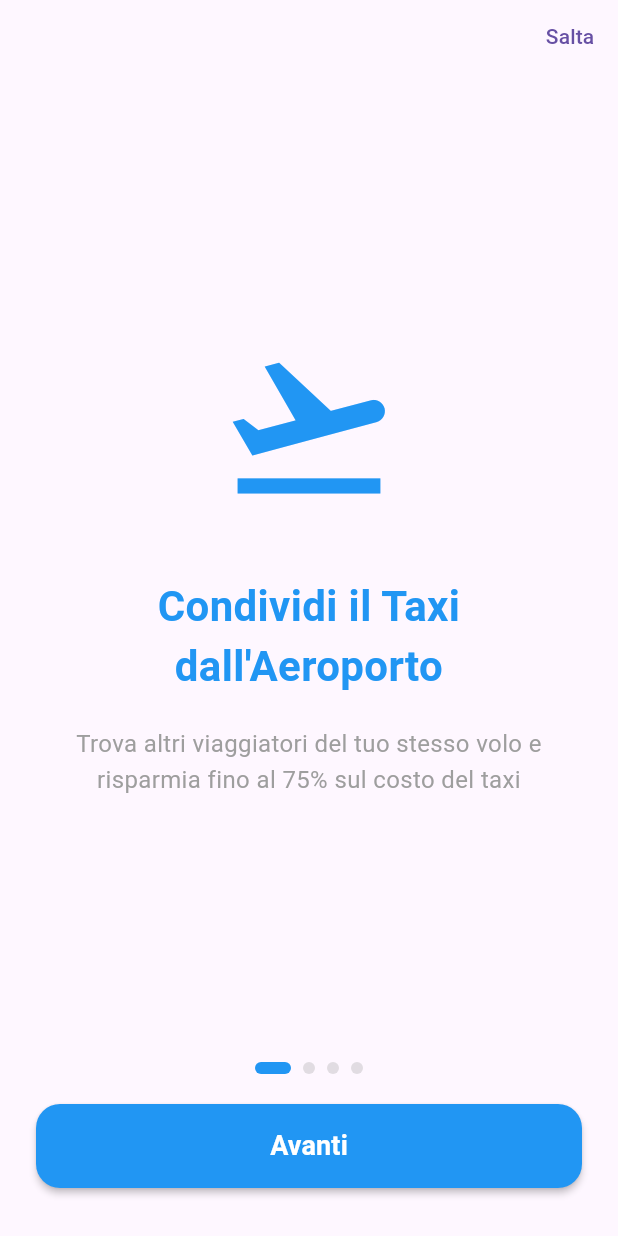
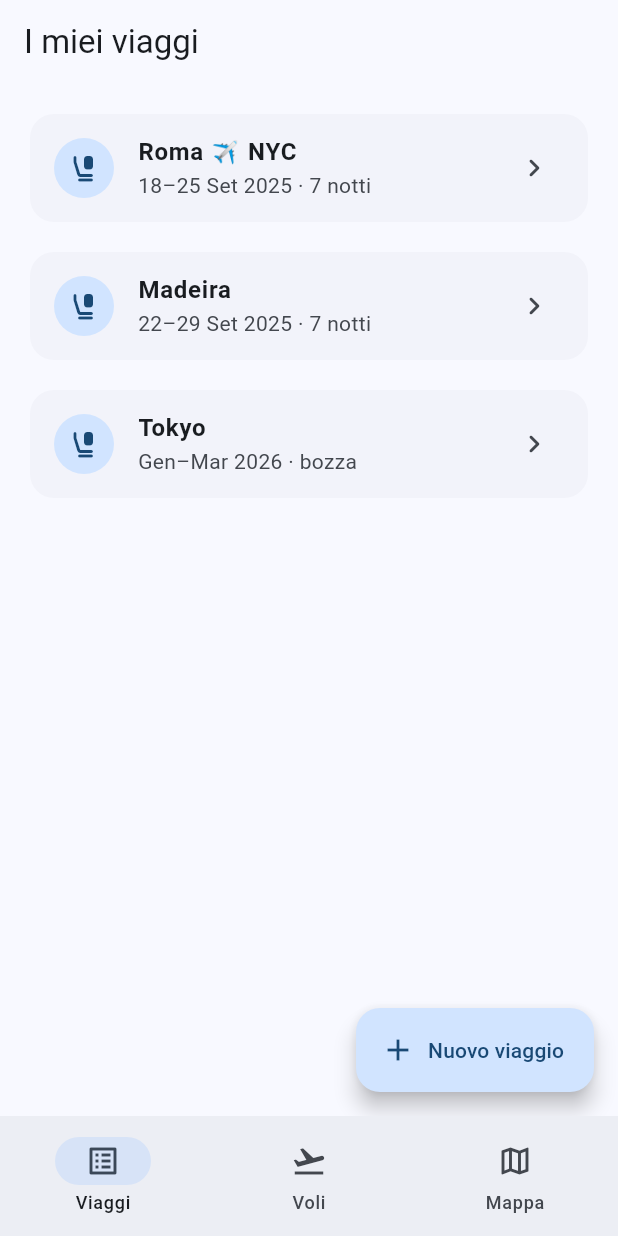
Before and after one commit to pazo01/TravelShareApp, a Flutter app: the screen it shows after launch, on a phone screen of 412 x 824 dp. Run offline on Flutter 3.47's test engine with Material 3 defaults, Android fonts, the phone set to English and light mode, and no system bars; our stand-ins replace flutter_dotenv, flutter_riverpod, geolocator, google_sign_in, supabase_flutter; accounts and stored records are empty.

Commit message:
Feature: integrazione voli, mappe, schermate app, config piattaforme

```diff
--- a/lib/app.dart
+++ b/lib/app.dart
@@ -1,33 +1,39 @@
 import 'package:flutter/material.dart';
 import 'presentation/screens/welcome_screen.dart';
+import 'presentation/screens/home_shell.dart';
+import 'presentation/screens/flight_test_screen.dart';
+import 'presentation/screens/map_screen.dart';
+import 'presentation/screens/auth_screen.dart';
+
+// navigatorKey per eventuali redirect futuri (opzionale)
+class AppNavigator { static final key = GlobalKey<NavigatorState>(); }
 
 class TravelShareApp extends StatelessWidget {
   const TravelShareApp({super.key});
 
   @override
   Widget build(BuildContext context) {
+    const bool demoMode = true; // ⬅️ METTILO A true per bypass login
+
     return MaterialApp(
       title: 'TravelShare',
       debugShowCheckedModeBanner: false,
+      navigatorKey: AppNavigator.key,
       theme: ThemeData(
-        primarySwatch: Colors.blue,
         useMaterial3: true,
-        elevatedButtonTheme: ElevatedButtonThemeData(
-          style: ElevatedButton.styleFrom(
-            elevation: 2,
-            padding: const EdgeInsets.symmetric(horizontal: 24, vertical: 12),
-          ),
-        ),
-        inputDecorationTheme: InputDecorationTheme(
-          filled: true,
-          fillColor: Colors.grey.shade50,
-          contentPadding: const EdgeInsets.symmetric(
-            horizontal: 16,
-            vertical: 16,
-          ),
-        ),
+        colorSchemeSeed: Colors.blue,
       ),
-      home: const WelcomeScreen(),
+
+      // ⬇️ se demoMode è true vai diretto alla UI
+      initialRoute: '/home',
+
+      routes: {
+        '/welcome': (_) => const WelcomeScreen(),
+        '/auth'   : (_) => const AuthScreen(),
+        '/home'   : (_) => const HomeShell(),
+        '/map'    : (_) => const MapScreen(),
+        '/flight-test': (_) => const FlightTestScreen(),
+      },
     );
   }
 }
--- /dev/null
+++ b/lib/presentation/screens/home_shell.dart
@@ -0,0 +1,37 @@
+import 'package:flutter/material.dart';
+import 'trips_screen.dart';
+import 'flight_search_screen.dart';
+import 'map_screen.dart';
+
+class HomeShell extends StatefulWidget {
+  const HomeShell({super.key});
+
+  @override
+  State<HomeShell> createState() => _HomeShellState();
+}
+
+class _HomeShellState extends State<HomeShell> {
+  int index = 0;
+
+  final pages = const [
+    TripsScreen(),
+    FlightSearchScreen(),
+    MapScreen(),
+  ];
+
+  @override
+  Widget build(BuildContext context) {
+    return Scaffold(
+      body: pages[index],
+      bottomNavigationBar: NavigationBar(
+        selectedIndex: index,
+        onDestinationSelected: (i) => setState(() => index = i),
+        destinations: const [
+          NavigationDestination(icon: Icon(Icons.list_alt_outlined), selectedIcon: Icon(Icons.list_alt), label: 'Viaggi'),
+          NavigationDestination(icon: Icon(Icons.flight_takeoff_outlined), selectedIcon: Icon(Icons.flight_takeoff), label: 'Voli'),
+          NavigationDestination(icon: Icon(Icons.map_outlined), selectedIcon: Icon(Icons.map), label: 'Mappa'),
+        ],
+      ),
+    );
+  }
+}
--- /dev/null
+++ b/lib/presentation/screens/trips_screen.dart
@@ -0,0 +1,42 @@
+import 'package:flutter/material.dart';
+
+class TripsScreen extends StatelessWidget {
+  const TripsScreen({super.key});
+
+  @override
+  Widget build(BuildContext context) {
+    final demoTrips = [
+      ('Roma ✈️ NYC', '18–25 Set 2025 · 7 notti'),
+      ('Madeira', '22–29 Set 2025 · 7 notti'),
+      ('Tokyo', 'Gen–Mar 2026 · bozza'),
+    ];
+
+    return Scaffold(
+      appBar: AppBar(title: const Text('I miei viaggi')),
+      body: ListView.separated(
+        padding: const EdgeInsets.all(16),
+        itemCount: demoTrips.length,
+        separatorBuilder: (_, __) => const SizedBox(height: 12),
+        itemBuilder: (context, i) {
+          final (title, subtitle) = demoTrips[i];
+          return Card(
+            elevation: 0,
+            shape: RoundedRectangleBorder(borderRadius: BorderRadius.circular(16)),
+            child: ListTile(
+              leading: const CircleAvatar(child: Icon(Icons.flight_class_rounded)),
+              title: Text(title, style: const TextStyle(fontWeight: FontWeight.w700)),
+              subtitle: Text(subtitle),
+              trailing: const Icon(Icons.chevron_right_rounded),
+              onTap: () {},
+            ),
+          );
+        },
+      ),
+      floatingActionButton: FloatingActionButton.extended(
+        onPressed: () {},
+        icon: const Icon(Icons.add),
+        label: const Text('Nuovo viaggio'),
+      ),
+    );
+  }
+}
--- a/lib/presentation/screens/welcome_screen.dart
+++ b/lib/presentation/screens/welcome_screen.dart
@@ -12,49 +12,67 @@ class _WelcomeScreenState extends State<WelcomeScreen> {
   final PageController _pageController = PageController();
   int _currentPage = 0;
 
-  final List<OnboardingPage> _pages = [
+  late final List<OnboardingPage> _pages = [
     OnboardingPage(
       image: Icons.flight_takeoff,
       title: 'Condividi il Taxi dall\'Aeroporto',
       description:
-          'Trova altri viaggiatori del tuo stesso volo e risparmia fino al 75% sul costo del taxi',
+          'Trova altri viaggiatori del tuo stesso volo e risparmia fino al 75% sul costo del taxi.',
       color: Colors.blue,
     ),
     OnboardingPage(
       image: Icons.people,
       title: 'Matching Intelligente',
       description:
-          'Il nostro algoritmo ti abbina automaticamente con persone che vanno nella tua direzione',
+          'L’algoritmo ti abbina con persone che vanno nella tua direzione.',
       color: Colors.green,
     ),
     OnboardingPage(
       image: Icons.chat,
       title: 'Chat con Traduzione',
       description:
-          'Comunica facilmente con altri viaggiatori internazionali grazie alla traduzione automatica',
+          'Parla con viaggiatori internazionali grazie alla traduzione automatica.',
       color: Colors.orange,
     ),
     OnboardingPage(
       image: Icons.verified_user,
       title: 'Sistema di Reputazione',
       description:
-          'Viaggia in sicurezza con utenti verificati e valutazioni affidabili',
+          'Utenti verificati e valutazioni affidabili per viaggiare in sicurezza.',
       color: Colors.purple,
     ),
   ];
 
   @override
   Widget build(BuildContext context) {
+    final cs = Theme.of(context).colorScheme;
+
     return Scaffold(
       body: SafeArea(
         child: Column(
           children: [
-            // Skip button
-            Align(
-              alignment: Alignment.topRight,
-              child: TextButton(
+            // Header con Skip / Indietro
+            Padding(
+              padding: const EdgeInsets.symmetric(horizontal: 12, vertical: 8),
+              child: Row(
+                children: [
+                  if (_currentPage > 0)
+                    IconButton(
+                      tooltip: 'Indietro',
+                      icon: const Icon(Icons.arrow_back_rounded),
+                      onPressed: () => _pageController.previousPage(
+                        duration: const Duration(milliseconds: 280),
+                        curve: Curves.easeOut,
+                      ),
+                    )
+                  else
+                    const SizedBox(width: 48),
+                  const Spacer(),
+                  TextButton(
                     onPressed: _goToAuth,
                     child: const Text('Salta'),
+                  ),
+                ],
               ),
             ),
 
@@ -62,58 +80,70 @@ class _WelcomeScreenState extends State<WelcomeScreen> {
             Expanded(
               child: PageView.builder(
                 controller: _pageController,
-                onPageChanged: (index) {
-                  setState(() => _currentPage = index);
-                },
+                physics: const BouncingScrollPhysics(),
+                onPageChanged: (index) => setState(() => _currentPage = index),
                 itemCount: _pages.length,
-                itemBuilder: (context, index) {
-                  return _buildPage(_pages[index]);
-                },
+                itemBuilder: (context, index) => _buildPage(_pages[index]),
               ),
             ),
 
             // Dots indicator
-            Row(
+            Padding(
+              padding: const EdgeInsets.only(top: 6),
+              child: Row(
                 mainAxisAlignment: MainAxisAlignment.center,
                 children: List.generate(
                   _pages.length,
-                (index) => _buildDot(index == _currentPage),
+                  (i) => _buildDot(i == _currentPage),
+                ),
               ),
             ),
 
-            const SizedBox(height: 20),
+            const SizedBox(height: 18),
 
-            // Next/Get Started button
+            // CTA
             Padding(
               padding: const EdgeInsets.symmetric(horizontal: 24),
               child: SizedBox(
                 width: double.infinity,
                 height: 56,
                 child: ElevatedButton(
-                  onPressed: _currentPage == _pages.length - 1
-                      ? _goToAuth
-                      : _nextPage,
+                  onPressed:
+                      _currentPage == _pages.length - 1 ? _goToAuth : _nextPage,
                   style: ElevatedButton.styleFrom(
                     backgroundColor: _pages[_currentPage].color,
+                    foregroundColor: Colors.white,
                     shape: RoundedRectangleBorder(
                       borderRadius: BorderRadius.circular(16),
                     ),
                   ),
+                  child: AnimatedSwitcher(
+                    duration: const Duration(milliseconds: 180),
+                    transitionBuilder: (w, a) =>
+                        FadeTransition(opacity: a, child: w),
                     child: Text(
-                    _currentPage == _pages.length - 1
-                        ? 'Inizia ora'
-                        : 'Avanti',
+                      _currentPage == _pages.length - 1 ? 'Inizia ora' : 'Avanti',
+                      key: ValueKey(_currentPage == _pages.length - 1),
                       style: const TextStyle(
                         fontSize: 18,
                         fontWeight: FontWeight.bold,
-                      color: Colors.white,
+                      ),
                     ),
                   ),
                 ),
               ),
             ),
 
-            const SizedBox(height: 32),
+            // Link Accedi (opzionale)
+            TextButton(
+              onPressed: _goToAuth,
+              child: Text(
+                'Hai già un account? Accedi',
+                style: TextStyle(color: cs.primary),
+              ),
+            ),
+
+            const SizedBox(height: 14),
           ],
         ),
       ),
@@ -121,32 +151,33 @@ class _WelcomeScreenState extends State<WelcomeScreen> {
   }
 
   Widget _buildPage(OnboardingPage page) {
+    return LayoutBuilder(
+      builder: (context, constraints) {
+        final maxIcon = (constraints.maxWidth * 0.28).clamp(96, 140).toDouble();
         return Padding(
-      padding: const EdgeInsets.all(24),
+          padding: const EdgeInsets.symmetric(horizontal: 24),
           child: Column(
             mainAxisAlignment: MainAxisAlignment.center,
             children: [
-          Icon(
-            page.image,
-            size: 120,
-            color: page.color,
+              Semantics(
+                label: page.title,
+                child: Icon(page.image, size: maxIcon, color: page.color),
               ),
-          const SizedBox(height: 40),
+              const SizedBox(height: 36),
               Text(
                 page.title,
                 style: TextStyle(
                   fontSize: 28,
-              fontWeight: FontWeight.bold,
+                  fontWeight: FontWeight.w800,
                   color: page.color,
                 ),
                 textAlign: TextAlign.center,
               ),
-          const SizedBox(height: 20),
+              const SizedBox(height: 16),
               Text(
                 page.description,
-            style: const TextStyle(
-              fontSize: 16,
-              color: Colors.grey,
+                style: Theme.of(context).textTheme.bodyMedium?.copyWith(
+                      color: Theme.of(context).textTheme.bodySmall?.color?.withOpacity(0.8),
                       height: 1.5,
                     ),
                 textAlign: TextAlign.center,
@@ -154,17 +185,22 @@ class _WelcomeScreenState extends State<WelcomeScreen> {
             ],
           ),
         );
+      },
+    );
   }
 
   Widget _buildDot(bool isActive) {
-    return Container(
+    final color = isActive
+        ? _pages[_currentPage].color
+        : Colors.grey.withOpacity(0.35);
+
+    return AnimatedContainer(
+      duration: const Duration(milliseconds: 200),
       margin: const EdgeInsets.symmetric(horizontal: 4),
       width: isActive ? 24 : 8,
       height: 8,
       decoration: BoxDecoration(
-        color: isActive
-            ? _pages[_currentPage].color
-            : Colors.grey.withOpacity(0.3),
+        color: color,
         borderRadius: BorderRadius.circular(4),
       ),
     );
@@ -172,8 +208,8 @@ class _WelcomeScreenState extends State<WelcomeScreen> {
 
   void _nextPage() {
     _pageController.nextPage(
-      duration: const Duration(milliseconds: 300),
-      curve: Curves.easeInOut,
+      duration: const Duration(milliseconds: 280),
+      curve: Curves.easeOut,
     );
   }
 
```
Also changed, not shown: lib/core/config/location_service.dart (added, +20 -0 lines), lib/data/services/flight_service.dart (added, +126 -0 lines), lib/data/services/location_service.dart (added, +16 -0 lines), lib/main.dart (+28 -2 lines), lib/presentation/screens/flight_search_screen.dart (added, +113 -0 lines), lib/presentation/screens/flight_test_screen.dart (added, +45 -0 lines), lib/presentation/screens/map_screen.dart (added, +23 -0 lines), pubspec.yaml (+8 -68 lines), pubspec.lock, 7 other files. Lines whose indentation alone changed are shown as unchanged.
